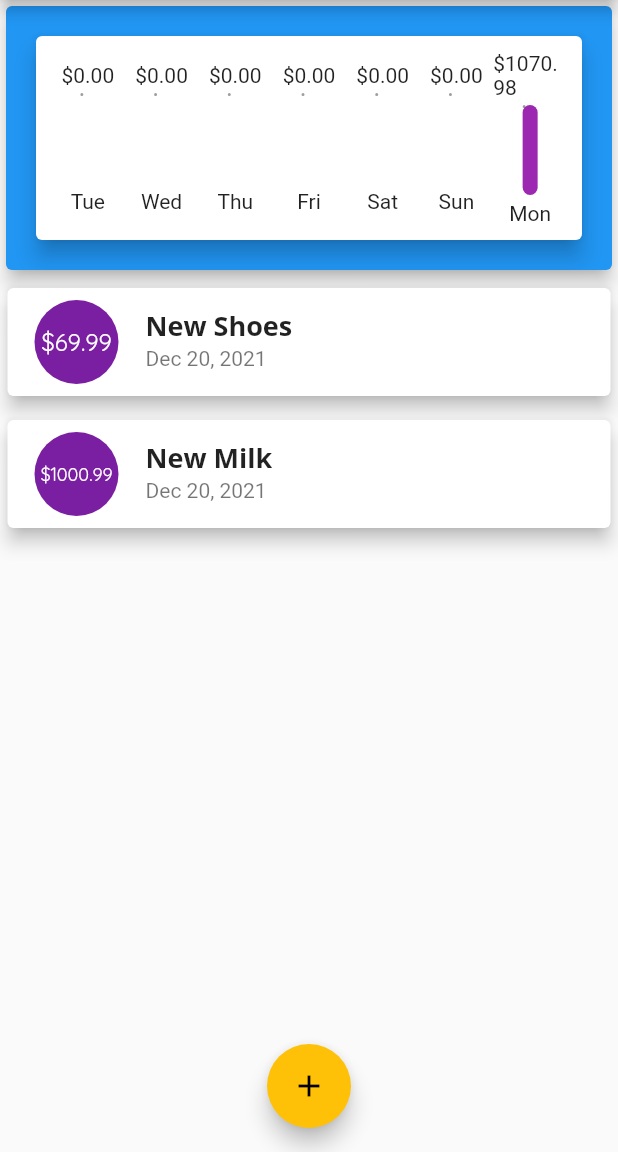
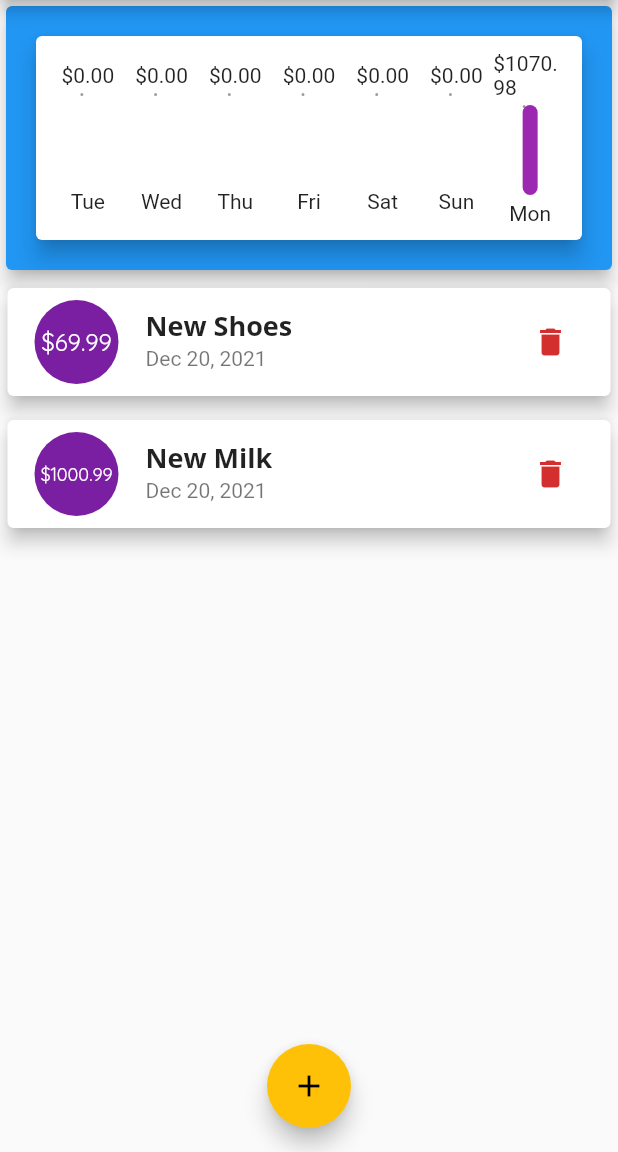
Before and after one commit to HHHMHA/expense-tracker, a Flutter app: the screen it shows after launch, on a phone screen of 412 x 824 dp, the part 84-1236 px from its top. Run offline on Flutter 3.47's test engine with Material 2 defaults, Android fonts, the phone set to English and light mode, and no system bars; our stand-ins replace flutter_conditional_rendering.

Commit message:
Add Date Picker To Transaction Form
Change Log:
- Implement Deleting Transactions
- Implement Selecting a date

```diff
--- a/lib/main.dart
+++ b/lib/main.dart
@@ -76,6 +76,7 @@ class _MyHomePageState extends State<MyHomePage> {
             ),
             TransactionList(
               transactions: _transactions,
+              deleteHandler: _deleteTransaction,
             )
           ],
         ),
@@ -103,4 +104,8 @@ class _MyHomePageState extends State<MyHomePage> {
           );
         });
   }
+
+  void _deleteTransaction(String id) {
+    setState(() => _transactions.removeWhere((element) => element.id == id));
+  }
 }
--- a/lib/widgets/transaction_list.dart
+++ b/lib/widgets/transaction_list.dart
@@ -6,8 +6,10 @@ import 'package:flutter_conditional_rendering/conditional.dart';
 
 class TransactionList extends StatelessWidget {
   final List<Transaction> transactions;
+  final void Function(String id) deleteHandler;
 
-  const TransactionList({required this.transactions});
+  const TransactionList(
+      {required this.transactions, required this.deleteHandler});
 
   @override
   Widget build(BuildContext context) {
@@ -20,6 +22,7 @@ class TransactionList extends StatelessWidget {
           itemBuilder: (ctx, index) {
             return TransactionWidget(
               transaction: transactions[index],
+              deleteHandler: deleteHandler,
             );
           },
           itemCount: transactions.length,
--- a/lib/widgets/transaction_widget.dart
+++ b/lib/widgets/transaction_widget.dart
@@ -5,9 +5,11 @@ import 'package:intl/intl.dart';
 
 class TransactionWidget extends StatelessWidget {
   final Transaction transaction;
+  final void Function(String id) deleteHandler;
 
   const TransactionWidget({
     required this.transaction,
+    required this.deleteHandler,
   });
 
   @override
@@ -39,6 +41,11 @@ class TransactionWidget extends StatelessWidget {
             transaction.date,
           ),
         ),
+        trailing: IconButton(
+          icon: Icon(Icons.delete),
+          color: Theme.of(context).errorColor,
+          onPressed: () => deleteHandler(transaction.id),
+        ),
       ),
     );
   }
```
Also changed, not shown: lib/widgets/transaction_form.dart (+6 -6 lines).
